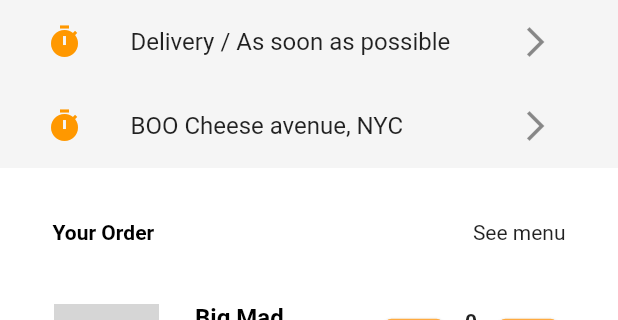
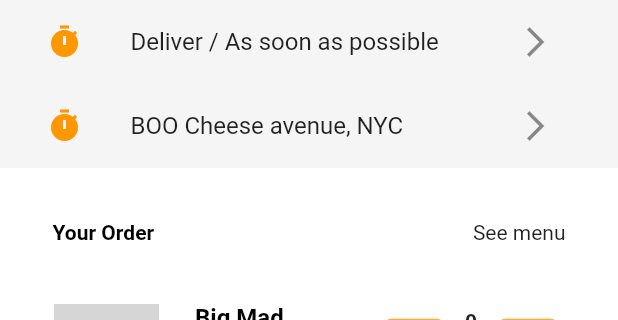
Before and after one commit to kebaDiarisso/flutter-food-interface, a Flutter app: the Commande screen opened directly, on a phone screen of 412 x 824 dp, the part 156-476 px from its top. Run offline on Flutter 3.47's test engine with Material 2 defaults, Android fonts, the phone set to English and light mode, and no system bars; our stand-ins replace carousel_slider, expandable, like_button; grey boxes are pictures that could not be loaded.

Commit message:
food interface

```diff
--- a/lib/commande.dart
+++ b/lib/commande.dart
@@ -50,7 +50,7 @@ class _CommandeState extends State<Commande> {
                         child: ListTile(
                           leading:
                               const Icon(Icons.timer, color: Colors.orange),
-                          title: const Text('Delivery / As soon as possible'),
+                          title: const Text('Deliver / As soon as possible'),
                           trailing: IconButton(
                               onPressed: () {},
                               icon: const Icon(Icons.arrow_forward_ios)),
```
Also changed, not shown: pubspec.lock, 1 other file.
